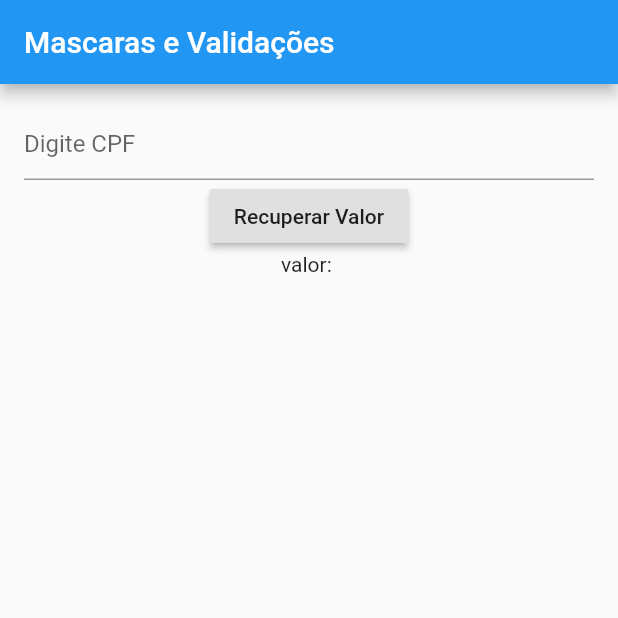
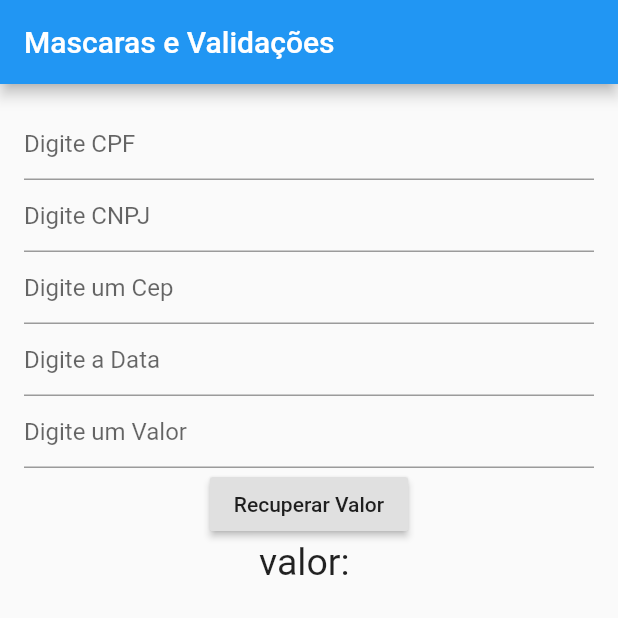
Before and after one commit to leozero3/marcaras_e_padroes, a Flutter app: the screen it shows after launch, after a tap on "Recuperar Valor", on a phone screen of 412 x 824 dp, the top half of it. Run offline on Flutter 3.47's test engine with Material 2 defaults, Android fonts, the phone set to English and light mode, and no system bars; our stand-ins replace brasil_fields.

Commit message:
mascara e padroes = final

```diff
--- a/lib/home.dart
+++ b/lib/home.dart
@@ -1,16 +1,22 @@
+import 'package:brasil_fields/brasil_fields.dart';
 import 'package:flutter/material.dart';
+import 'package:flutter/services.dart';
+import 'package:intl/intl.dart';
 
-class Home extends StatefulWidget{
+class Home extends StatefulWidget {
   @override
   State<StatefulWidget> createState() {
-    // TODO: implement createState
     return HomeState();
   }
+}
 
-}
-class HomeState extends State<Home>{
-
+class HomeState extends State<Home> {
   TextEditingController _cpfController = TextEditingController();
+  TextEditingController _cnpjController = TextEditingController();
+  TextEditingController _cepController = TextEditingController();
+  TextEditingController _telefoneController = TextEditingController();
+  TextEditingController _dataController = TextEditingController();
+  TextEditingController _moedaController = TextEditingController();
 
   String _valorRecuperado = '';
 
@@ -24,23 +30,134 @@ class HomeState extends State<Home>{
         padding: EdgeInsets.all(16),
         child: Column(
           children: [
-            TextField(
-              controller: _cpfController,
-              keyboardType: TextInputType.number,
-              decoration: InputDecoration(hintText: 'Digite CPF'),
-            ),
+            Cpf(),
+            Cnpj(),
+            Cep(),
+            Data(),
+            Moeda(),
+
 
             RaisedButton(
-                child: Text('Recuperar Valor'),
-                onPressed: (){
+              child: Text('Recuperar Valor'),
+              onPressed: () {
 
-            },),
-            Text('valor: $_valorRecuperado'),
+                setState(() {
 
+                  _valorRecuperado = _cpfController.text.toString();
+                  _valorRecuperado = _cnpjController.text.toString();
+                  _valorRecuperado = _cepController.text.toString();
+                  _valorRecuperado = _telefoneController.text.toString();
+                  _valorRecuperado = _dataController.text.toString();
+                  _valorRecuperado = _moedaController.text.toString();
+
+
+                  ///converter moeda e salvar no BD
+                  String moedaBD = _moedaController.text.toString();
+                  moedaBD = moedaBD.replaceAll('.', '');
+                  moedaBD = moedaBD.replaceAll(',', '.');
+
+                  double valorDouble = double.parse( moedaBD );
+                  var formatador = NumberFormat('#,##0.00', 'pt_BR');
+                  var resultado = formatador.format( valorDouble );
+
+                  _valorRecuperado = 'BD: ${moedaBD} / Exibição: ${resultado}';
+                  ///
+
+
+
+                  for(var item in Estados.listaEstados){
+                    print('item: $item');
+                  }
+                  for(var item in Meses.listaMeses){
+                    print('item: $item');
+                  }
+                  for(var item in Semana.listaDiasSemana){
+                    print('item: $item');
+                  }
+
+                });
+
+              },
+            ),
+            Text(
+              'valor: $_valorRecuperado',
+              style: TextStyle(fontSize: 25),
+            ),
           ],
         ),
       ),
     );
   }
 
+  TextField Cpf() {
+    return TextField(
+            controller: _cpfController,
+            keyboardType: TextInputType.number,
+            inputFormatters: [
+              FilteringTextInputFormatter.digitsOnly,
+              CpfInputFormatter(),
+            ],
+            decoration: InputDecoration(hintText: 'Digite CPF'),
+          );
+  }
+
+  TextField Cnpj() {
+    return TextField(
+      controller: _cnpjController,
+      keyboardType: TextInputType.number,
+      inputFormatters: [
+        FilteringTextInputFormatter.digitsOnly,
+        CnpjInputFormatter(),
+      ],
+      decoration: InputDecoration(hintText: 'Digite CNPJ'),
+    );
+  }
+
+  TextField Cep() {
+    return TextField(
+      controller: _cepController,
+      keyboardType: TextInputType.number,
+      inputFormatters: [
+        FilteringTextInputFormatter.digitsOnly,
+        CepInputFormatter(),
+      ],
+      decoration: InputDecoration(hintText: 'Digite um Cep'),
+    );
+  }
+
+  TextField Telefone() {
+    return TextField(
+      controller: _telefoneController,
+      keyboardType: TextInputType.number,
+      inputFormatters: [
+        FilteringTextInputFormatter.digitsOnly,
+        TelefoneInputFormatter(),
+      ],
+      decoration: InputDecoration(hintText: 'Digite um Numero'),
+    );
+  }
+
+  TextField Data() {
+    return TextField(
+      controller: _dataController,
+      keyboardType: TextInputType.number,
+      inputFormatters: [
+        FilteringTextInputFormatter.digitsOnly,
+        DataInputFormatter(),
+      ],
+      decoration: InputDecoration(hintText: 'Digite a Data'),
+    );
+  }
+
+  TextField Moeda() {
+    return TextField(
+      controller: _moedaController,
+      keyboardType: TextInputType.number,
+      inputFormatters: [
+        FilteringTextInputFormatter.digitsOnly,
+        RealInputFormatter(centavos: true),
+      ],
+      decoration: InputDecoration(hintText: 'Digite um Valor'),
+    );
+  }
 }
```
Also changed, not shown: pubspec.lock.
